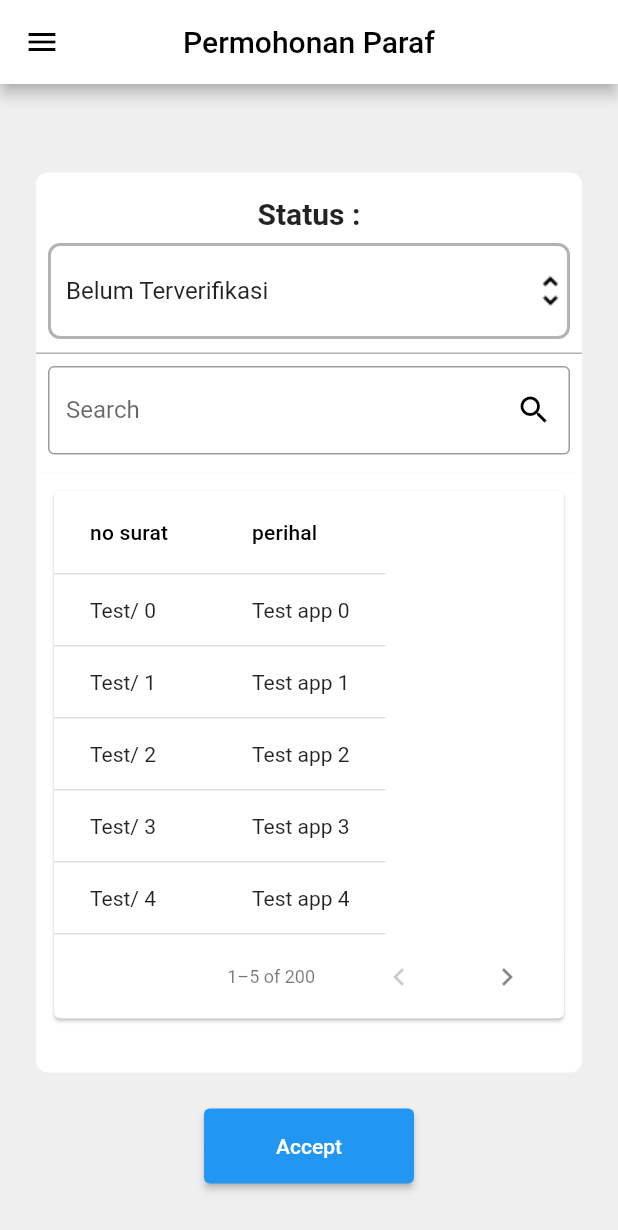
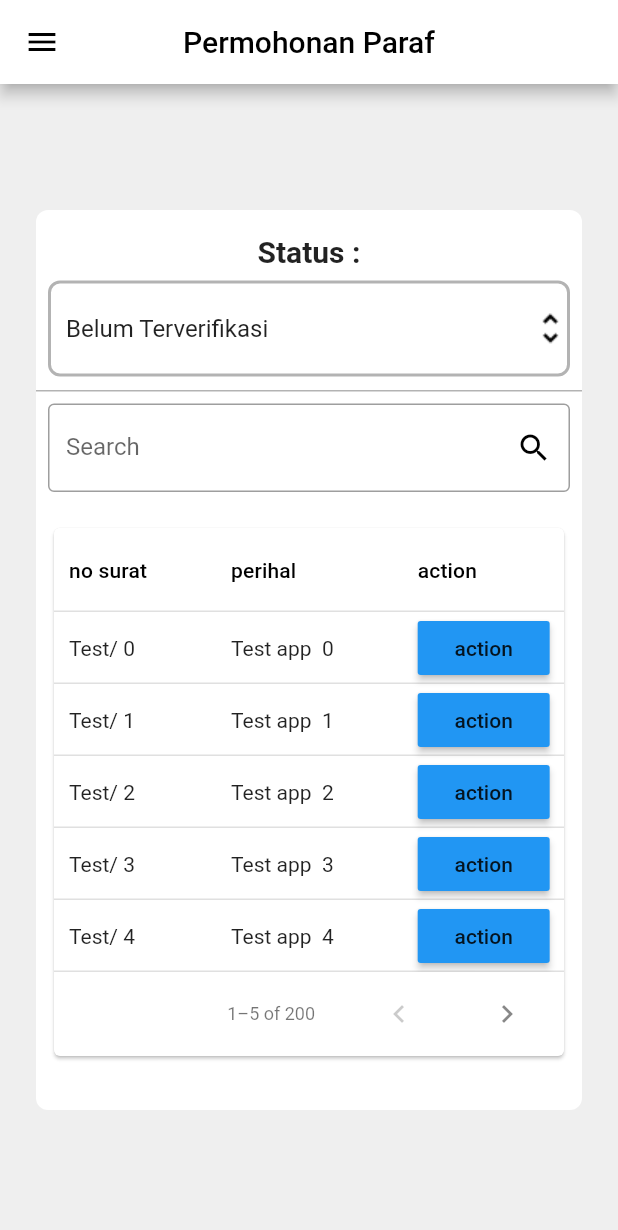
Before and after one commit to hharison8/e_surat, a Flutter app: the Paraf screen opened by its route, on a phone screen of 412 x 824 dp. Shown: the top 1230 px of the screen. Run offline on Flutter 3.47's test engine with Material 2 defaults, Android fonts, the light colour scheme and no system bars; missing offline and left inert: syncfusion_flutter_pdfviewer.

Commit message:
tambahin button didalam tabel

```diff
--- a/lib/data.dart
+++ b/lib/data.dart
@@ -5,7 +5,7 @@ class mydata extends DataTableSource{
     200,
     (index) => {
       'no': 'Test/ $index',
-      'perihal': 'Test app $index',
+      'perihal': 'Test app  $index',
     });
 
   @override
@@ -13,8 +13,18 @@ class mydata extends DataTableSource{
     return DataRow(cells: [
     DataCell(Text(_data[index]['no'])),
     DataCell(Text(_data[index]['perihal'])),
+    DataCell(MaterialButton(
+      onPressed: (){
+
+      },
+      child: const Text(
+        'action',
+      ),
+      color: Colors.blue,
+      ))
     ]);
   }
+
 
   @override
   bool get isRowCountApproximate => false;
--- a/lib/permohonan_paraf.dart
+++ b/lib/permohonan_paraf.dart
@@ -355,21 +355,13 @@ class _ParafState extends State<Paraf> {
                         columns: const [
                           DataColumn(label: Text('no surat')),
                           DataColumn(label: Text('perihal')),
+                          DataColumn(label: Text('action')),
                         ],
+                        horizontalMargin: 10,
                         rowsPerPage: 5,
                       ),
                     ],
                   ),
-                )
-              ),
-              SizedBox(
-                height: 50,
-                width: 140,
-                child: ElevatedButton(
-                  onPressed: () {
-                  Navigator.pushNamed(context, '/pdfView');
-                  },
-                  child: Text('Accept', style: TextStyle(fontSize: 14),),
                 )
               ),
             ],
```
